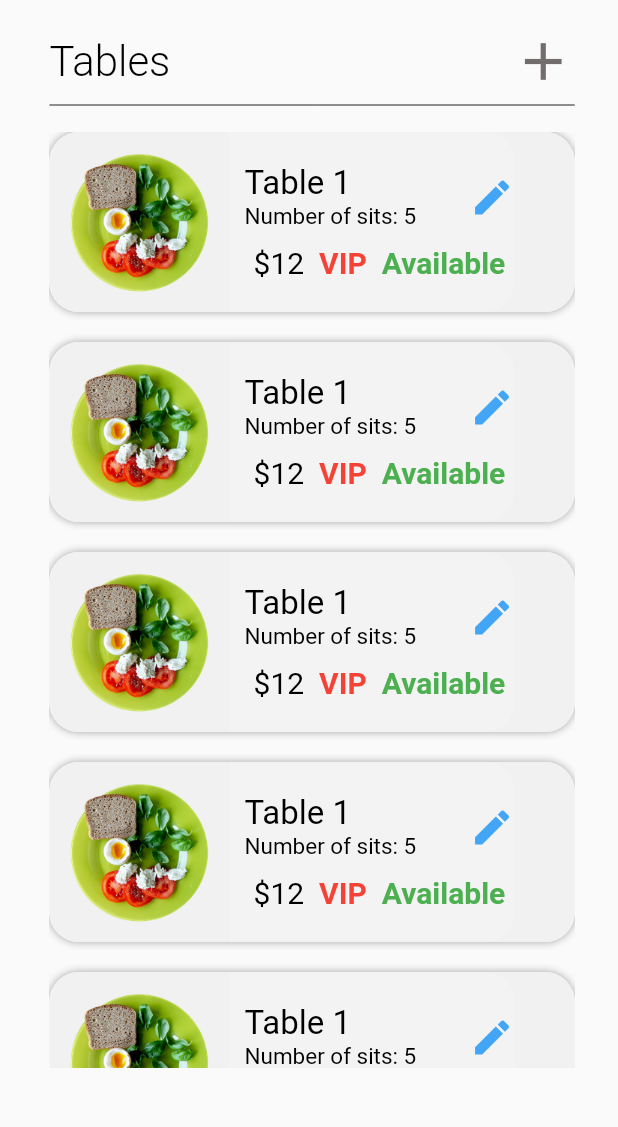
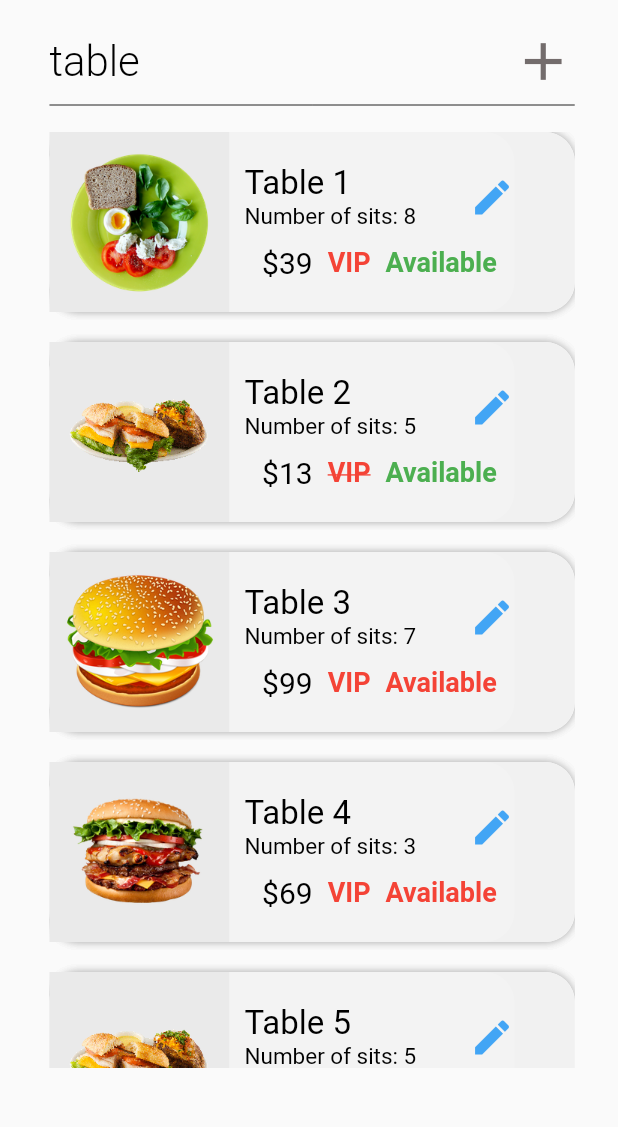
Before and after one commit to kalkidan12/restaurant-app-for-restaurants, a Flutter app: the TableList screen opened directly, on a phone screen of 412 x 824 dp, the part 75-1202 px from its top. Run offline on Flutter 3.47's test engine with Material 2 defaults, Android fonts, the phone set to English and light mode, and no system bars; our stand-ins replace localstorage; accounts and stored records are empty; Roboto replaces fonts that are missing (Merriweather).

Commit message:
table page display data from local json

```diff
--- a/lib/api/models/table_model.dart
+++ b/lib/api/models/table_model.dart
@@ -0,0 +1,54 @@
+// To parse this JSON data, do
+//
+//     final tableModel = tableModelFromJson(jsonString);
+
+import 'dart:convert';
+
+TableModel tableModelFromJson(String str) =>
+    TableModel.fromJson(json.decode(str));
+
+String tableModelToJson(TableModel data) => json.encode(data.toJson());
+
+class TableModel {
+  TableModel({
+    required this.id,
+    required this.tname,
+    required this.numSit,
+    required this.description,
+    required this.isVip,
+    required this.image,
+    required this.price,
+    required this.availble,
+  });
+
+  int id;
+  String tname;
+  String numSit;
+  String description;
+  bool isVip;
+  String image;
+  String price;
+  bool availble;
+
+  factory TableModel.fromJson(Map<String, dynamic> json) => TableModel(
+        id: json["id"],
+        tname: json["tname"],
+        numSit: json["numSit"],
+        description: json["description"],
+        isVip: json["isVIP"],
+        image: json["image"],
+        price: json["price"],
+        availble: json["availble"],
+      );
+
+  Map<String, dynamic> toJson() => {
+        "id": id,
+        "tname": tname,
+        "numSit": numSit,
+        "description": description,
+        "isVIP": isVip,
+        "image": image,
+        "price": price,
+        "availble": availble,
+      };
+}
--- a/lib/screens/menu/menu_page.dart
+++ b/lib/screens/menu/menu_page.dart
@@ -1,7 +1,6 @@
 import 'dart:convert';
 
 import 'package:flutter/material.dart';
-import 'package:restaurantapp/api/controllers/menu_controllers.dart';
 import 'package:restaurantapp/api/models/menu_model.dart';
 import 'package:flutter/services.dart' as rootBundle;
 
--- a/lib/screens/table/table_page.dart
+++ b/lib/screens/table/table_page.dart
@@ -1,4 +1,9 @@
+import 'dart:convert';
+
 import 'package:flutter/material.dart';
+import 'package:restaurantapp/api/models/table_model.dart';
+import 'package:flutter/services.dart' as rootBundle;
+import 'package:restaurantapp/api/models/table_model.dart';
 
 import '../../widgets/app_bar.dart';
 import '../../widgets/darwer_widget.dart';
@@ -11,12 +16,29 @@ class TableList extends StatefulWidget {
 }
 
 class _TableListState extends State<TableList> {
+  Future<List<TableModel>> readJSon() async {
+    var jsondata = await DefaultAssetBundle.of(context)
+        .loadString("assets/data/table.json");
+
+    //decode json data as list
+    List mapedData = json.decode(jsondata) as List<dynamic>;
+    List<TableModel> tables =
+        mapedData.map((table) => TableModel.fromJson(table)).toList();
+    return tables;
+  }
+
+  @override
+  void initState() {
+    super.initState();
+    readJSon();
+  }
+
   @override
   Widget build(BuildContext context) {
     var screenWidth = MediaQuery.of(context).size.width;
     return Scaffold(
-      drawer: DrawerWidget(),
-      appBar: PreferredSize(
+      drawer: const DrawerWidget(),
+      appBar: const PreferredSize(
         preferredSize: Size.fromHeight(50.0), // here the desired height
         child: MyAppbar(),
       ),
@@ -24,14 +46,12 @@ class _TableListState extends State<TableList> {
         width: MediaQuery.of(context).size.width,
         padding: EdgeInsets.fromLTRB(
             8 * screenWidth / 100, 20, 7 * screenWidth / 100, 0),
-        child: Column(
-          crossAxisAlignment: CrossAxisAlignment.center,
-          children: [
+        child: Column(crossAxisAlignment: CrossAxisAlignment.center, children: [
           Row(
             mainAxisAlignment: MainAxisAlignment.spaceBetween,
             children: const [
               Text(
-                  "Tables",
+                "table",
                 style: TextStyle(
                     fontSize: 28.0,
                     color: Color(0xFF000000),
@@ -51,37 +71,14 @@ class _TableListState extends State<TableList> {
           const SizedBox(height: 10),
           Container(
               height: MediaQuery.of(context).size.height - 200,
-              child: ListView(
-                shrinkWrap: true,
-                scrollDirection: Axis.vertical,
-                children: <Widget>[
-                  TableListItem(),
-                  TableListItem(),
-                  TableListItem(),
-                  TableListItem(),
-                  TableListItem(),
-                  TableListItem(),
-                  TableListItem(),
-                ],
-              ),
-            ),
-          ],
-        ),
-      ),
-    );
-  }
-}
-
-class TableListItem extends StatefulWidget {
-  const TableListItem({super.key});
-
-  @override
-  State<TableListItem> createState() => _TableListItemState();
-}
-
-class _TableListItemState extends State<TableListItem> {
-  @override
-  Widget build(BuildContext context) {
+              child: FutureBuilder<List<TableModel>>(
+                future: readJSon(),
+                builder: (context, snapshot) {
+                  if (snapshot.hasData) {
+                    List<TableModel> tables = snapshot.data!;
+                    return ListView.builder(
+                        itemCount: tables.length,
+                        itemBuilder: (context, index) {
                           return Container(
                             margin: const EdgeInsets.only(bottom: 20),
                             decoration: BoxDecoration(
@@ -100,10 +97,12 @@ class _TableListItemState extends State<TableListItem> {
                               children: [
                                 Container(
                                   padding: EdgeInsets.all(10),
+                                  color: Color.fromARGB(255, 234, 234, 234),
                                   child: ClipRRect(
-              borderRadius: const BorderRadius.all(Radius.circular(50)),
+                                    borderRadius: const BorderRadius.all(
+                                        Radius.circular(50)),
                                     child: Image.asset(
-                'assets/images/menu7.png',
+                                      tables[index].image,
                                       fit: BoxFit.fill,
                                       width: 100.0,
                                       height: 100.0,
@@ -125,42 +124,67 @@ class _TableListItemState extends State<TableListItem> {
                                     ),
                                   ),
                                   child: Column(
-              crossAxisAlignment: CrossAxisAlignment.center,
+                                    crossAxisAlignment:
+                                        CrossAxisAlignment.center,
                                     mainAxisAlignment: MainAxisAlignment.center,
                                     children: [
                                       Row(
                                         children: [
                                           Container(
                                             child: Column(
-                        crossAxisAlignment: CrossAxisAlignment.start,
-                        mainAxisAlignment: MainAxisAlignment.spaceEvenly,
-                        children: const [
+                                              crossAxisAlignment:
+                                                  CrossAxisAlignment.start,
+                                              mainAxisAlignment:
+                                                  MainAxisAlignment.spaceEvenly,
+                                              children: [
                                                 Text(
-                            "Table 1",
-                            style: TextStyle(
+                                                  tables[index].tname,
+                                                  style: const TextStyle(
                                                       fontSize: 22.0,
                                                       color: Color(0xFF000000),
-                                fontWeight: FontWeight.w400,
-                                fontFamily: "Merriweather"),
+                                                      fontWeight:
+                                                          FontWeight.w400,
+                                                      fontFamily:
+                                                          "Merriweather"),
                                                 ),
                                                 // SizedBox(height: 10,),
                                                 SizedBox(
                                                   width: 130,
-                            child: Text(
-                              "Number of sits: 5",
+                                                  child: Row(
+                                                    children: [
+                                                      const Text(
+                                                        "Number of sits: ",
                                                         softWrap: true,
                                                         style: TextStyle(
                                                             fontSize: 15.0,
-                                  color: Color(0xFF000000),
-                                  fontWeight: FontWeight.w400,
-                                  fontFamily: "Merriweather"),
+                                                            color: Color(
+                                                                0xFF000000),
+                                                            fontWeight:
+                                                                FontWeight.w400,
+                                                            fontFamily:
+                                                                "Merriweather"),
+                                                      ),
+                                                      Text(
+                                                        tables[index].numSit,
+                                                        softWrap: true,
+                                                        style: const TextStyle(
+                                                            fontSize: 15.0,
+                                                            color: Color(
+                                                                0xFF000000),
+                                                            fontWeight:
+                                                                FontWeight.w400,
+                                                            fontFamily:
+                                                                "Merriweather"),
+                                                      ),
+                                                    ],
                                                   ),
                                                 ),
                                               ],
                                             ),
                                           ),
                                           Container(
-                      padding: const EdgeInsets.only(left: 20),
+                                            padding:
+                                                const EdgeInsets.only(left: 20),
                                             child: Icon(
                                               Icons.edit,
                                               color: Colors.blue[400],
@@ -173,35 +197,42 @@ class _TableListItemState extends State<TableListItem> {
                                         height: 10,
                                       ),
                                       Row(
-                  mainAxisAlignment: MainAxisAlignment.spaceEvenly,
+                                        mainAxisAlignment:
+                                            MainAxisAlignment.spaceEvenly,
                                         children: [
                                           Text(
-                      "\$12",
-                      style: TextStyle(
+                                            tables[index].price,
+                                            style: const TextStyle(
                                                 fontSize: 20.0,
                                                 color: Color(0xFF000000),
                                                 fontWeight: FontWeight.w400,
                                                 fontFamily: "Merriweather"),
                                           ),
-                    SizedBox(
+                                          const SizedBox(
                                             width: 10,
                                           ),
                                           Text(
                                             "VIP",
                                             style: TextStyle(
-                          fontSize: 20.0,
+                                                decoration: tables[index].isVip
+                                                    ? TextDecoration.none
+                                                    : TextDecoration
+                                                        .lineThrough,
+                                                fontSize: 18.0,
                                                 color: Colors.red,
                                                 fontWeight: FontWeight.w600,
                                                 fontFamily: "Merriweather"),
                                           ),
-                    SizedBox(
+                                          const SizedBox(
                                             width: 10,
                                           ),
                                           Text(
                                             "Available",
                                             style: TextStyle(
-                          fontSize: 20.0,
-                          color: Colors.green,
+                                                fontSize: 18.0,
+                                                color: tables[index].availble
+                                                    ? Colors.green
+                                                    : Colors.red,
                                                 fontWeight: FontWeight.w600,
                                                 fontFamily: "Merriweather"),
                                           ),
@@ -213,5 +244,18 @@ class _TableListItemState extends State<TableListItem> {
                               ],
                             ),
                           );
+                        });
+                  } else {
+                    return Center(
+                        child: Container(
+                            width: 40,
+                            height: 40,
+                            child: const CircularProgressIndicator()));
+                  }
+                },
+              )),
+        ]),
+      ),
+    );
   }
 }
```
Also changed, not shown: assets/data/table.json (+45 -64 lines), lib/api/controllers/menu_controllers.dart (deleted, +0 -17 lines), lib/api/controllers/order_controllers.dart (deleted), lib/api/controllers/table_controllers.dart (deleted). Lines whose indentation alone changed are shown as unchanged.
